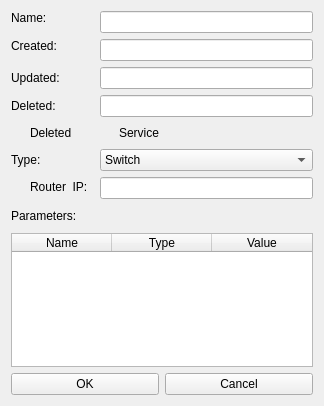
Before: the Qt Designer form DCGUI/Windows/TenantSwitch.ui in DanielZorin/DataCenters, drawn with Qt 5.
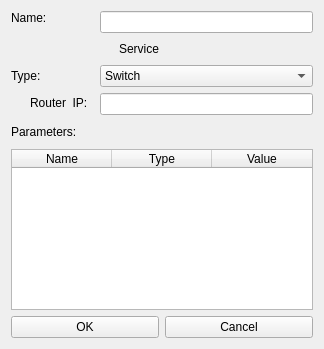
After: the same form once the commit is applied. Icons and pictures are not drawn.

```diff
--- a/DCGUI/Windows/TenantSwitch.ui
+++ b/DCGUI/Windows/TenantSwitch.ui
@@ -7,7 +7,7 @@
     <x>0</x>
     <y>0</y>
     <width>324</width>
-    <height>406</height>
+    <height>349</height>
    </rect>
   </property>
   <property name="windowTitle">
@@ -34,29 +34,9 @@
      </property>
      <item>
       <layout class="QFormLayout" name="formLayout">
-       <item row="2" column="0">
-        <widget class="QLabel" name="timelabel">
-         <property name="sizePolicy">
-          <sizepolicy hsizetype="Preferred" vsizetype="Fixed">
-           <horstretch>0</horstretch>
-           <verstretch>0</verstretch>
-          </sizepolicy>
-         </property>
-         <property name="text">
-          <string>Created:</string>
-         </property>
-        </widget>
-       </item>
-       <item row="2" column="1">
-        <widget class="QLineEdit" name="created">
-         <property name="enabled">
-          <bool>true</bool>
-         </property>
-         <property name="readOnly">
-          <bool>false</bool>
-         </property>
-        </widget>
-       </item>
+       <property name="fieldGrowthPolicy">
+        <enum>QFormLayout::AllNonFixedFieldsGrow</enum>
+       </property>
        <item row="1" column="0">
         <widget class="QLabel" name="namelabel">
          <property name="sizePolicy">
@@ -80,44 +60,21 @@
          </property>
         </widget>
        </item>
-       <item row="3" column="0">
-        <widget class="QLabel" name="label">
-         <property name="text">
-          <string>Updated:</string>
-         </property>
-        </widget>
-       </item>
-       <item row="3" column="1">
-        <widget class="QLineEdit" name="updated"/>
-       </item>
-       <item row="4" column="0">
-        <widget class="QLabel" name="label_2">
-         <property name="text">
-          <string>Deleted:</string>
-         </property>
-        </widget>
-       </item>
-       <item row="4" column="1">
-        <widget class="QLineEdit" name="deleted"/>
-       </item>
-       <item row="5" column="0">
-        <widget class="QCheckBox" name="delbox">
-         <property name="styleSheet">
-          <string notr="true"/>
-         </property>
-         <property name="text">
-          <string>Deleted</string>
-         </property>
-        </widget>
-       </item>
-       <item row="5" column="1">
+       <item row="2" column="1">
         <widget class="QCheckBox" name="service">
          <property name="text">
           <string>Service</string>
          </property>
         </widget>
        </item>
-       <item row="6" column="1">
+       <item row="3" column="0">
+        <widget class="QLabel" name="label_4">
+         <property name="text">
+          <string>Type:</string>
+         </property>
+        </widget>
+       </item>
+       <item row="3" column="1">
         <widget class="QComboBox" name="type">
          <item>
           <property name="text">
@@ -131,21 +88,14 @@
          </item>
         </widget>
        </item>
-       <item row="6" column="0">
-        <widget class="QLabel" name="label_4">
-         <property name="text">
-          <string>Type:</string>
-         </property>
-        </widget>
-       </item>
-       <item row="7" column="0">
+       <item row="4" column="0">
         <widget class="QCheckBox" name="router">
          <property name="text">
           <string>Router  IP:</string>
          </property>
         </widget>
        </item>
-       <item row="7" column="1">
+       <item row="4" column="1">
         <widget class="QLineEdit" name="ip"/>
        </item>
       </layout>
```
